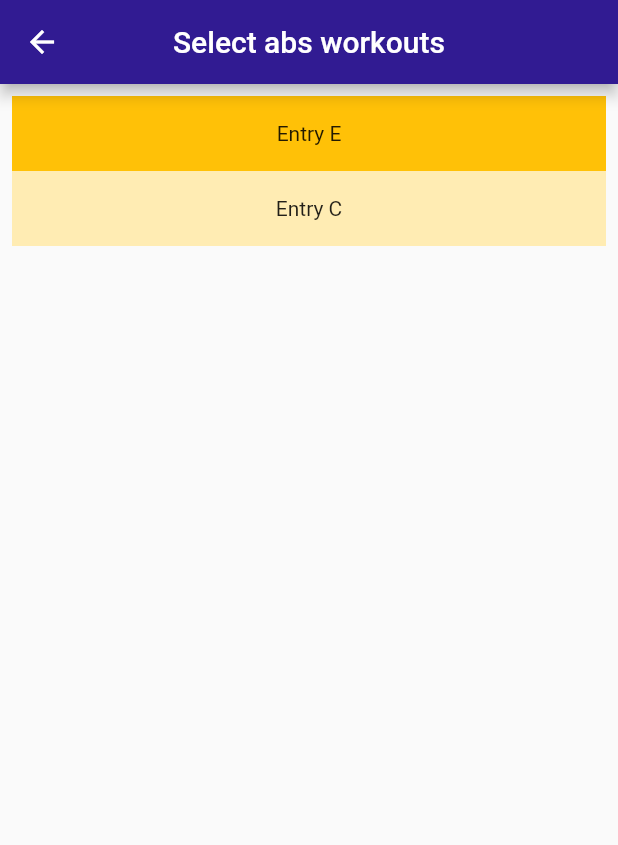
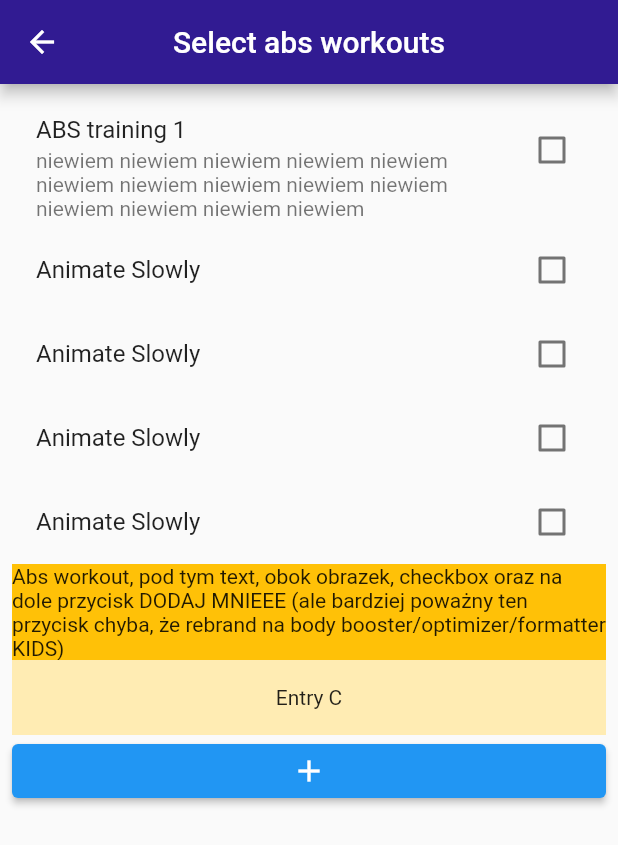
Before and after one commit to dolienn/body_optimizer, a Flutter app: the workoutcreator_exercisesabs screen opened directly, on a phone screen of 412 x 824 dp. Shown: the top 845 px of the screen. Run offline on Flutter 3.47's test engine with Material 2 defaults, Android fonts, the light colour scheme and no system bars; our stand-ins replace google_fonts.

Commit message:
aktualizacja obowiązkowa!!!! checkboxy nie działające!1!!11

```diff
--- a/lib/screens/workoutcreator.dart
+++ b/lib/screens/workoutcreator.dart
@@ -9,7 +9,18 @@ wybieranie cwiczen i wstawiania
 
 
 trudne to bardzo :(
+
+yooooooooo przyda sieee
+https://medium.com/aubergine-solutions/4-types-of-listview-in-flutter-you-should-know-30cf9e7f1739
+void _updateMyItems(int oldIndex, int newIndex) {
+  if (newIndex > oldIndex) {
+    newIndex -= 1;
+  }
+  final String item = items.removeAt(oldIndex);
+  items.insert(newIndex, item);
+}
  */
+import 'package:flutter/cupertino.dart';
 import 'package:flutter/gestures.dart';
 import 'package:flutter/material.dart';
 import 'package:flutter/scheduler.dart';
@@ -68,10 +79,42 @@ class LinkedLabelCheckbox extends StatelessWidget {
     );
   }
 }
+
 class WorkoutCreator extends StatelessWidget {
   WorkoutCreator({Key? key}) : super(key: key);
 
   final _formKey = GlobalKey<FormState>();
+
+  void _showAlertDialog(BuildContext context) {
+    showCupertinoModalPopup<void>(
+      context: context,
+      builder: (BuildContext context) => CupertinoAlertDialog(
+        title: const Text('Disgard changes?'),
+        content: const Text('Leave without saving changes?'),
+        actions: <CupertinoDialogAction>[
+          CupertinoDialogAction(
+            /// This parameter indicates this action is the default,
+            /// and turns the action's text to bold text.
+            isDefaultAction: true,
+            onPressed: () {
+              Navigator.pop(context);
+            },
+            child: const Text('No'),
+          ),
+          CupertinoDialogAction(
+            /// This parameter indicates the action would perform
+            /// a destructive action such as deletion, and turns
+            /// the action's text color to red.
+            isDestructiveAction: true,
+            onPressed: () {
+              Navigator.pop(context);
+            },
+            child: const Text('Yes'),
+          ),
+        ],
+      ),
+    );
+  }
 
 
 
@@ -126,7 +169,8 @@ class WorkoutCreator extends StatelessWidget {
                      child: const Text('Create'),
                    ),
                    //ten przycisk dać obok zamiast pod
-                    OutlinedButton(onPressed: () {}, child: const Text('Cancel', style: TextStyle(color: Colors.deepPurple),)),
+                   //haha nie no może iPhone przycisk nie ale haha śmieszne bo na andrioidzie
+                    OutlinedButton(onPressed: () => _showAlertDialog(context), child: const Text('Cancel', style: TextStyle(color: Colors.deepPurple),)),
                  ],
              ),
 
@@ -233,16 +277,47 @@ class workoutcreator_exercisesabs extends StatelessWidget {
           child: ListView(
             padding: const EdgeInsets.all(8),
             children: <Widget>[
+              CheckboxListTile(
+                  isThreeLine: true,
+                  title: const Text('ABS training 1'),
+                  subtitle: Text('niewiem niewiem niewiem niewiem niewiem niewiem niewiem niewiem niewiem niewiem niewiem niewiem niewiem niewiem'),
+                  onChanged: (val) {},
+                  value: false,
+              ),
+              CheckboxListTile(
+                title: const Text('Animate Slowly'),
+                onChanged: (val) {},
+                value: false,
+              ),
+              CheckboxListTile(
+                title: const Text('Animate Slowly'),
+                onChanged: (val) {},
+                value: false,
+              ),
+              CheckboxListTile(
+                title: const Text('Animate Slowly'),
+                onChanged: (val) {},
+                value: false,
+              ),
+              CheckboxListTile(
+                title: const Text('Animate Slowly'),
+                onChanged: (val) {},
+                value: false,
+              ),
               Container(
-                height: 50,
                 color: Colors.amber[500],
-                child: const Center(child: Text('Entry E')),
+                child: const Center(child: Text('Abs workout, pod tym text, obok obrazek, checkbox oraz na dole przycisk DODAJ MNIEEE (ale bardziej poważny ten przycisk chyba, że rebrand na body booster/optimizer/formatter KIDS)')),
               ),
               Container(
                 height: 50,
                 color: Colors.amber[100],
                 child: const Center(child: Text('Entry C')),
               ),
+              ElevatedButton(onPressed: () {
+                Navigator.push(
+                    context,
+                    MaterialPageRoute(builder: (context) => WorkoutCreator()));
+              }, child: Icon(Icons.add))
             ],
           )
       ),
@@ -250,7 +325,19 @@ class workoutcreator_exercisesabs extends StatelessWidget {
   }
 }
 
+/*
+CheckboxListTile(
+      title: const Text('Animate Slowly'),
+      value: timeDilation != 1.0,
+      onChanged: (bool? value) {
+        setState(() {
+          timeDilation = value! ? 10.0 : 1.0;
+        });
+      },
+      secondary: const Icon(Icons.hourglass_empty),
+    );
 
+ */
 
 
 
```
